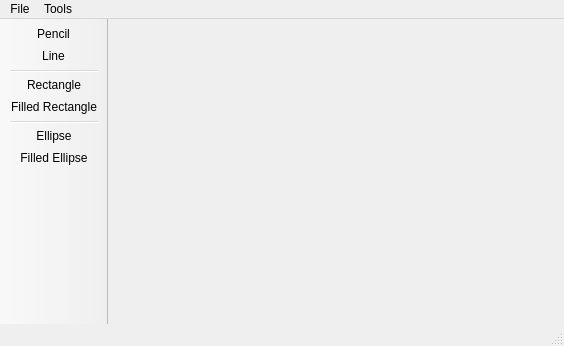
Above: mainwindow.ui from stand-by/MyPaint before the change. Below: the same form after it.
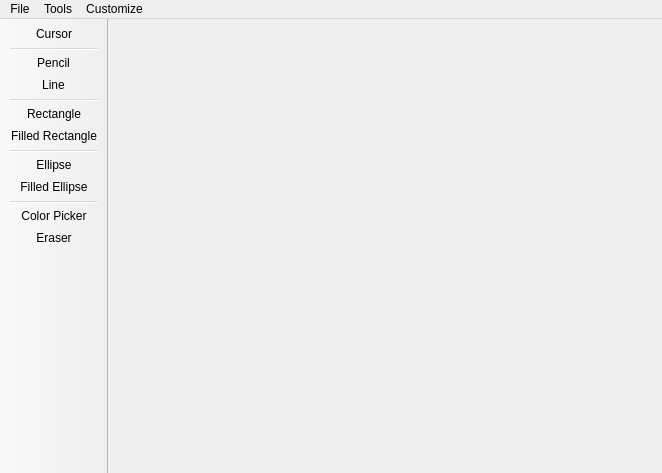
That is the form after the change. Icons and pictures are not drawn.

Commit message: add some new icons for new actions

Patch:
```diff
--- a/mainwindow.ui
+++ b/mainwindow.ui
@@ -6,8 +6,8 @@
    <rect>
     <x>0</x>
     <y>0</y>
-    <width>564</width>
-    <height>346</height>
+    <width>662</width>
+    <height>473</height>
    </rect>
   </property>
   <property name="windowTitle">
@@ -21,7 +21,7 @@
     <rect>
      <x>0</x>
      <y>0</y>
-     <width>564</width>
+     <width>662</width>
      <height>23</height>
     </rect>
    </property>
@@ -48,8 +48,16 @@
     <addaction name="actionEllipse"/>
     <addaction name="actionFilled_Ellipse"/>
    </widget>
+   <widget class="QMenu" name="menuCustomize">
+    <property name="title">
+     <string>Customize</string>
+    </property>
+    <addaction name="actionColor_Picker"/>
+    <addaction name="actionEraser"/>
+   </widget>
    <addaction name="menuFile"/>
    <addaction name="menuTools"/>
+   <addaction name="menuCustomize"/>
   </widget>
   <widget class="QToolBar" name="mainToolBar">
    <property name="movable">
@@ -67,6 +75,8 @@
    <attribute name="toolBarBreak">
     <bool>false</bool>
    </attribute>
+   <addaction name="actionCursor"/>
+   <addaction name="separator"/>
    <addaction name="actionPencil"/>
    <addaction name="actionLine"/>
    <addaction name="separator"/>
@@ -75,8 +85,10 @@
    <addaction name="separator"/>
    <addaction name="actionEllipse"/>
    <addaction name="actionFilled_Ellipse"/>
+   <addaction name="separator"/>
+   <addaction name="actionColor_Picker"/>
+   <addaction name="actionEraser"/>
   </widget>
-  <widget class="QStatusBar" name="statusBar"/>
   <action name="actionOpen">
    <property name="icon">
     <iconset resource="icons/icons.qrc">
@@ -167,6 +179,33 @@
     <string>Filled Ellipse</string>
    </property>
   </action>
+  <action name="actionCursor">
+   <property name="icon">
+    <iconset resource="icons/icons.qrc">
+     <normaloff>:/icons/Cursor-48.png</normaloff>:/icons/Cursor-48.png</iconset>
+   </property>
+   <property name="text">
+    <string>Cursor</string>
+   </property>
+  </action>
+  <action name="actionColor_Picker">
+   <property name="icon">
+    <iconset resource="icons/icons.qrc">
+     <normaloff>:/icons/Color Dropper-48.png</normaloff>:/icons/Color Dropper-48.png</iconset>
+   </property>
+   <property name="text">
+    <string>Color Picker</string>
+   </property>
+  </action>
+  <action name="actionEraser">
+   <property name="icon">
+    <iconset resource="icons/icons.qrc">
+     <normaloff>:/icons/Delete-48.png</normaloff>:/icons/Delete-48.png</iconset>
+   </property>
+   <property name="text">
+    <string>Eraser</string>
+   </property>
+  </action>
  </widget>
  <layoutdefault spacing="6" margin="11"/>
  <resources>
```
Left out of the diff: 2 changed lines with no effect on the pictures. The commit also changes 7 other files.
